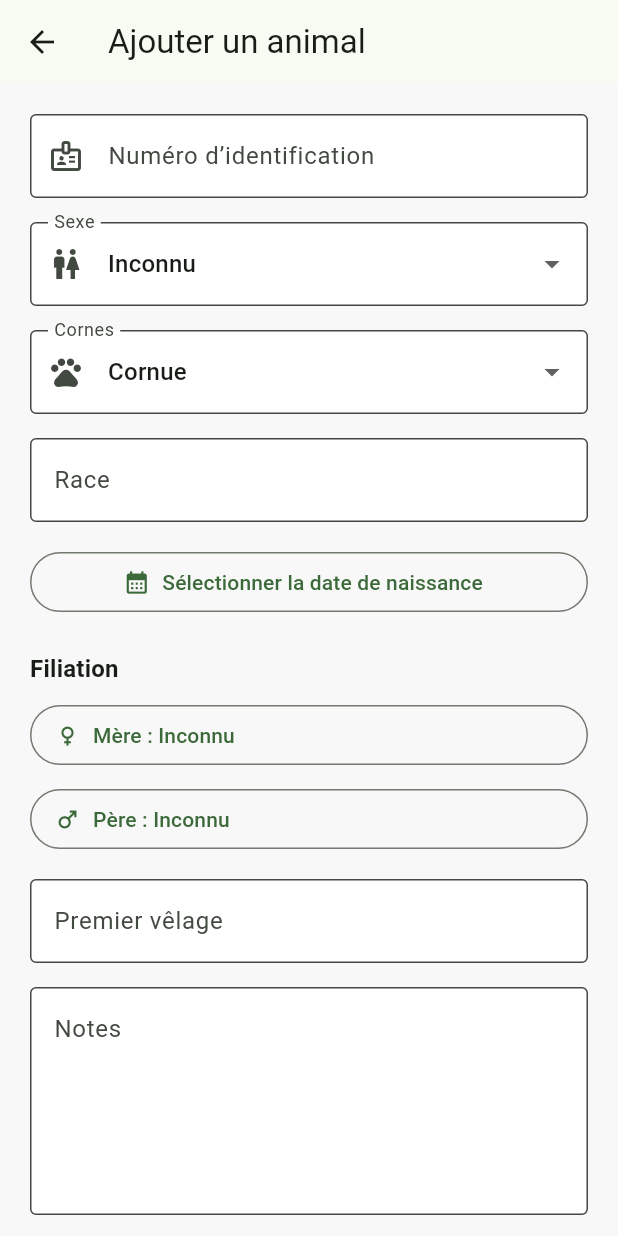
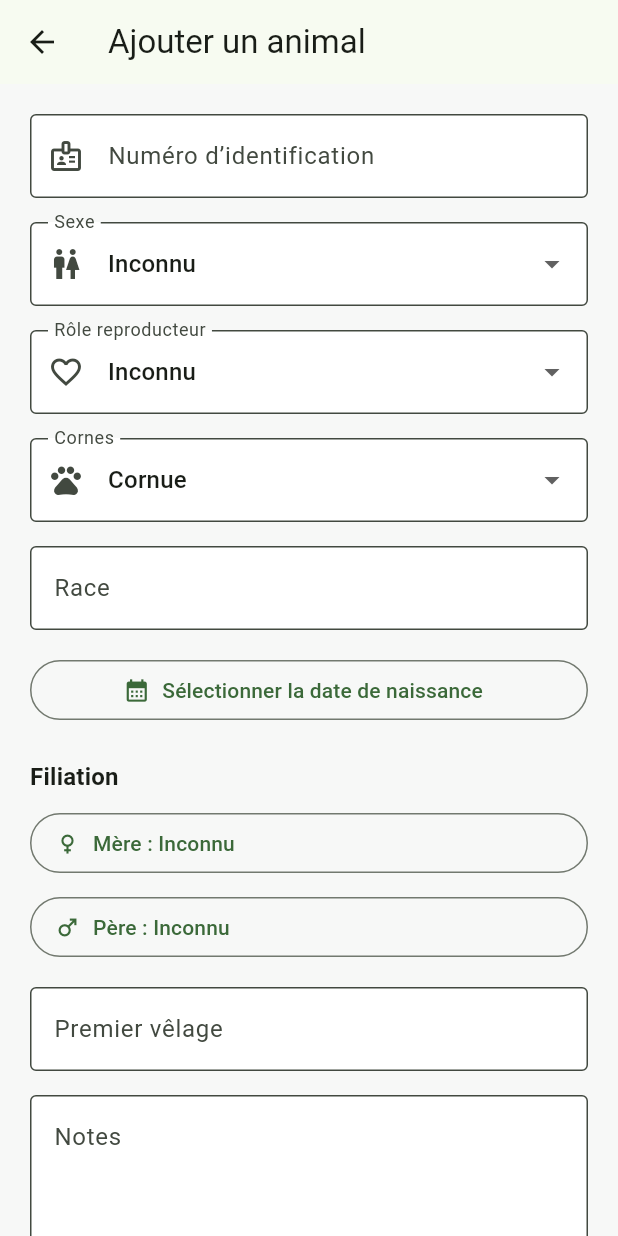
Before and after one commit to mateolilien55-bot/gestion_troupeau, a Flutter app: the AnimalFormScreen screen opened directly, on a phone screen of 412 x 824 dp. Run offline on Flutter 3.47's test engine with Material 3 defaults, Android fonts, the light colour scheme and no system bars; our stand-ins replace sqflite, sqflite_common_ffi; accounts and stored records are empty.

Commit message:
Expose le rôle reproducteur dans la fiche

```diff
--- a/lib/screens/animal_form_screen.dart
+++ b/lib/screens/animal_form_screen.dart
@@ -23,6 +23,7 @@ class _AnimalFormScreenState extends State<AnimalFormScreen> {
   DateTime? _birthDate;
   String _horns = 'Cornue';
   String _sex = 'Inconnu';
+  String _reproductiveRole = 'Inconnu';
   int? _motherId;
   int? _fatherId;
   List<Animal> _animals = const [];
@@ -44,6 +45,7 @@ class _AnimalFormScreenState extends State<AnimalFormScreen> {
       _notes.text = animal.notes ?? '';
       _birthDate = animal.dateNaissance;
       _sex = animal.normalizedSex.label;
+      _reproductiveRole = animal.normalizedReproductiveRole.label;
       _motherId = animal.motherId;
       _fatherId = animal.fatherId;
       _horns = _hornOptions.contains(animal.cornes) ? animal.cornes : 'Autre';
@@ -121,7 +123,7 @@ class _AnimalFormScreenState extends State<AnimalFormScreen> {
     final currentId = widget.animal?.id;
     final forbidden = currentId == null ? <int>{} : _descendantIds(currentId)..add(currentId);
     return _animals.where((animal) {
-      if (animal.id == null || forbidden.contains(animal.id) || !animal.isActive) return false;
+      if (animal.id == null || forbidden.contains(animal.id) || !animal.isActive || !animal.canReproduce) return false;
       if (_birthDate != null && !animal.dateNaissance.isBefore(_birthDate!)) return false;
       final sex = animal.normalizedSex;
       return mother
@@ -156,7 +158,7 @@ class _AnimalFormScreenState extends State<AnimalFormScreen> {
                           return ListTile(
                             leading: Icon(mother ? Icons.female : Icons.male),
                             title: Text(animal.identification),
-                            subtitle: Text('${animal.normalizedSex.label} • né(e) le ${_date(animal.dateNaissance)}'),
+                            subtitle: Text('${animal.normalizedSex.label} • ${animal.normalizedReproductiveRole.label} • né(e) le ${_date(animal.dateNaissance)}'),
                             onTap: () => Navigator.pop(context, animal.id),
                           );
                         },
@@ -202,8 +204,7 @@ class _AnimalFormScreenState extends State<AnimalFormScreen> {
               FilledButton(onPressed: () => Navigator.pop(context, true), child: const Text('Confirmer')),
             ],
           ),
-        ) ??
-        false;
+        ) ?? false;
   }
 
   Future<void> _save() async {
@@ -228,6 +229,7 @@ class _AnimalFormScreenState extends State<AnimalFormScreen> {
         dateNaissance: _birthDate!,
         race: _race.text.trim(),
         sexe: _sex,
+        reproductiveRole: _reproductiveRole,
         premierVelage: _premierVelage.text.trim().isEmpty ? null : _premierVelage.text.trim(),
         notes: _notes.text.trim().isEmpty ? null : _notes.text.trim(),
         motherId: _motherId,
@@ -272,6 +274,13 @@ class _AnimalFormScreenState extends State<AnimalFormScreen> {
             ),
             const SizedBox(height: 16),
             DropdownButtonFormField<String>(
+              value: _reproductiveRole,
+              decoration: const InputDecoration(labelText: 'Rôle reproducteur', prefixIcon: Icon(Icons.favorite_outline), border: OutlineInputBorder()),
+              items: ReproductiveRole.values.map((role) => DropdownMenuItem(value: role.label, child: Text(role.label))).toList(),
+              onChanged: (value) => setState(() => _reproductiveRole = value ?? ReproductiveRole.unknown.label),
+            ),
+            const SizedBox(height: 16),
+            DropdownButtonFormField<String>(
               value: _horns,
               decoration: const InputDecoration(labelText: 'Cornes', prefixIcon: Icon(Icons.pets), border: OutlineInputBorder()),
               items: _hornOptions.map((value) => DropdownMenuItem(value: value, child: Text(value))).toList(),
```
